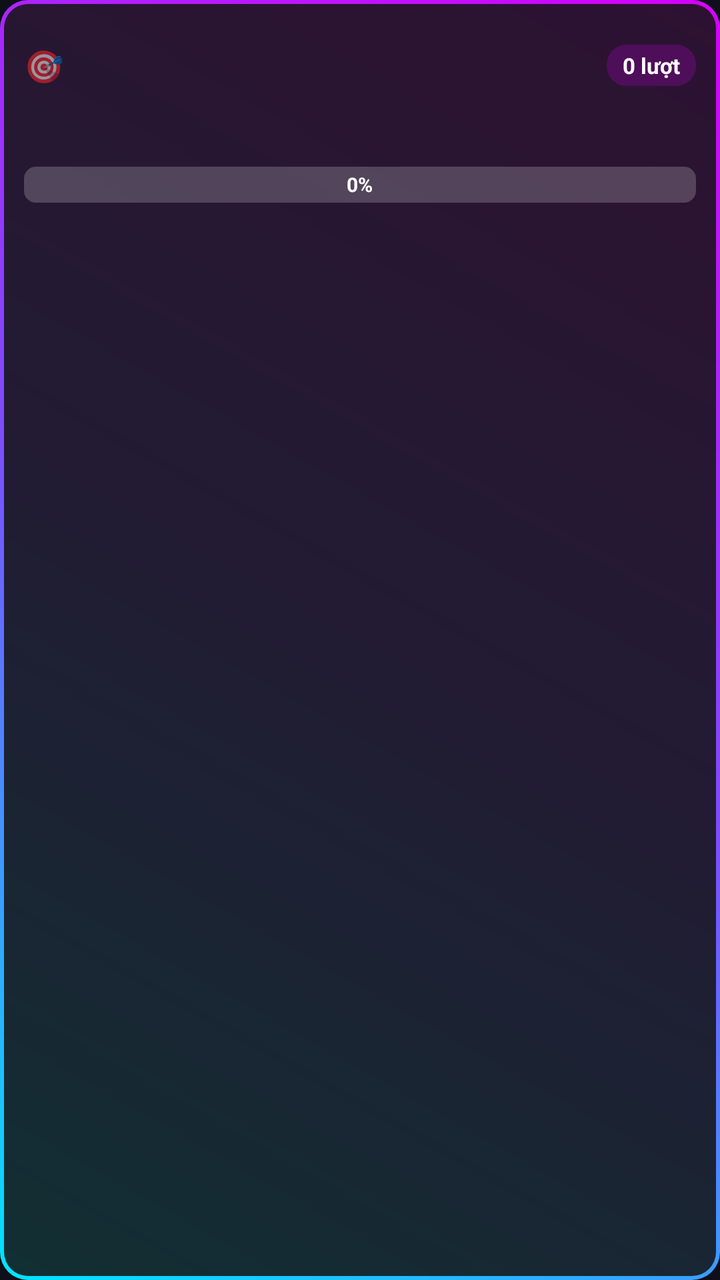
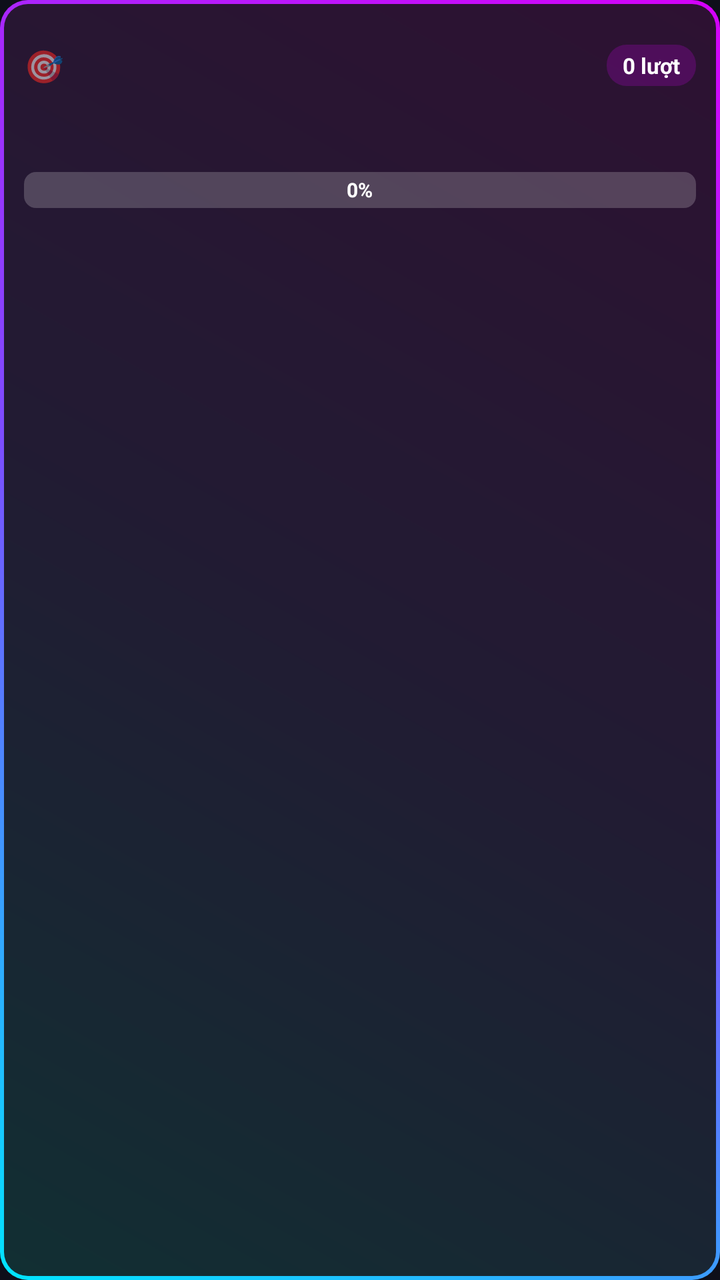

The first picture is an Android layout as it rendered before a commit; the second is the same layout after the commit. The layout source and the unified diff follow.
<!-- AndroidManifest.xml: application theme Theme.DonateFloat -->
<!-- res/layout/floating_goal.xml -->
<FrameLayout xmlns:android="http://schemas.android.com/apk/res/android"
    android:layout_width="wrap_content"
    android:layout_height="wrap_content">

    <LinearLayout
        android:layout_width="match_parent"
        android:layout_height="match_parent"
        android:orientation="vertical"
        android:background="@drawable/bg_goal_card"
        android:padding="12dp">

        <View
            android:id="@+id/dragHandleGoal"
            android:layout_width="match_parent"
            android:layout_height="10dp" />

        <LinearLayout
            android:id="@+id/goalContentArea"
            android:layout_width="match_parent"
            android:layout_height="wrap_content"
            android:orientation="vertical">

        <LinearLayout
            android:layout_width="match_parent"
            android:layout_height="wrap_content"
            android:orientation="horizontal"
            android:gravity="center_vertical">

            <TextView
                android:layout_width="wrap_content"
                android:layout_height="wrap_content"
                android:text="🎯"
                android:textSize="16sp"
                android:paddingEnd="6dp" />

            <TextView
                android:id="@+id/goalTitleView"
                android:layout_width="0dp"
                android:layout_height="wrap_content"
                android:layout_weight="1"
                android:textColor="#FFFFFF"
                android:textStyle="bold"
                android:textSize="14sp" />

            <TextView
                android:id="@+id/goalCountBadge"
                android:layout_width="wrap_content"
                android:layout_height="wrap_content"
                android:background="@drawable/bg_percent_badge"
                android:paddingStart="8dp"
                android:paddingEnd="8dp"
                android:paddingTop="3dp"
                android:paddingBottom="3dp"
                android:textColor="#FFFFFF"
                android:textStyle="bold"
                android:textSize="11sp"
                android:text="0 lượt" />
        </LinearLayout>

        <TextView
            android:id="@+id/goalCurrentView"
            android:layout_width="match_parent"
            android:layout_height="wrap_content"
            android:layout_marginTop="10dp"
            android:textColor="#00E5FF"
            android:textStyle="bold"
            android:textSize="16sp" />

        <FrameLayout
            android:layout_width="match_parent"
            android:layout_height="wrap_content"
            android:layout_marginTop="8dp">

            <ProgressBar
                android:id="@+id/goalProgressBar"
                style="?android:attr/progressBarStyleHorizontal"
                android:layout_width="match_parent"
                android:layout_height="18dp"
                android:progressDrawable="@drawable/progress_gradient"
                android:max="1000"
                android:progress="0" />

            <TextView
                android:id="@+id/goalPercentInBar"
                android:layout_width="wrap_content"
                android:layout_height="18dp"
                android:layout_gravity="center"
                android:gravity="center"
                android:textColor="#FFFFFF"
                android:textStyle="bold"
                android:textSize="10sp"
                android:text="0%" />
        </FrameLayout>

        <TextView
            android:id="@+id/goalSubtitleView"
            android:layout_width="match_parent"
            android:layout_height="wrap_content"
            android:layout_marginTop="8dp"
            android:textColor="#AAAAAA"
            android:textSize="11sp" />

        </LinearLayout>

    </LinearLayout>

    <View android:id="@+id/resizeGoalTL" android:layout_width="22dp" android:layout_height="22dp" android:layout_gravity="top|start" />
    <View android:id="@+id/resizeGoalTR" android:layout_width="22dp" android:layout_height="22dp" android:layout_gravity="top|end" />
    <View android:id="@+id/resizeGoalBL" android:layout_width="22dp" android:layout_height="22dp" android:layout_gravity="bottom|start" />
    <View android:id="@+id/resizeGoalBR" android:layout_width="22dp" android:layout_height="22dp" android:layout_gravity="bottom|end" />

</FrameLayout>
<!-- resources referenced by this layout -->
<resources>
  <!-- drawable bg_goal_card (drawable) -->
  <layer-list xmlns:android="http://schemas.android.com/apk/res/android">
      <item>
          <shape android:shape="rectangle">
              <corners android:radius="14dp" />
              <gradient
                  android:type="linear"
                  android:angle="45"
                  android:startColor="#00E5FF"
                  android:centerColor="#7C4DFF"
                  android:endColor="#D500F9" />
          </shape>
      </item>
      <item
          android:top="2dp"
          android:left="2dp"
          android:right="2dp"
          android:bottom="2dp">
          <shape android:shape="rectangle">
              <corners android:radius="12dp" />
              <solid android:color="#DD141414" />
          </shape>
      </item>
  </layer-list>
  <!-- drawable bg_percent_badge (drawable) -->
  <shape xmlns:android="http://schemas.android.com/apk/res/android" android:shape="rectangle">
      <solid android:color="#33D500F9" />
      <corners android:radius="10dp" />
  </shape>
  <!-- drawable progress_gradient (drawable) -->
  <layer-list xmlns:android="http://schemas.android.com/apk/res/android">
      <item android:id="@android:id/background">
          <shape>
              <corners android:radius="6dp" />
              <solid android:color="#33FFFFFF" />
          </shape>
      </item>
      <item android:id="@android:id/progress">
          <clip>
              <shape>
                  <corners android:radius="6dp" />
                  <gradient android:startColor="#00E5FF" android:endColor="#D500F9" android:angle="0" />
              </shape>
          </clip>
      </item>
  </layer-list>
  <style name="Theme.DonateFloat" parent="Theme.MaterialComponents.DayNight.NoActionBar">
          <item name="colorPrimary">@color/accent_primary</item>
          <item name="colorPrimaryDark">@color/accent_primary_dark</item>
          <item name="colorAccent">@color/accent_cyan</item>
          <item name="android:windowBackground">@color/bg_root</item>
          <item name="android:statusBarColor">@color/bg_root</item>
          <item name="android:textColorPrimary">@color/text_primary</item>
      </style>
  <color name="accent_primary">#7C4DFF</color>
  <color name="accent_primary_dark">#5B2EE8</color>
  <color name="accent_cyan">#00E5FF</color>
  <color name="bg_root">#0E0F1A</color>
  <color name="text_primary">#F5F6FA</color>
</resources>

<!-- the commit's change to res/layout/floating_goal.xml (unified diff, before → after) -->
@@ -57,14 +57,30 @@
                 android:text="0 lượt" />
         </LinearLayout>
 
-        <TextView
-            android:id="@+id/goalCurrentView"
+        <LinearLayout
             android:layout_width="match_parent"
             android:layout_height="wrap_content"
             android:layout_marginTop="10dp"
-            android:textColor="#00E5FF"
-            android:textStyle="bold"
-            android:textSize="16sp" />
+            android:orientation="horizontal">
+
+            <TextView
+                android:id="@+id/goalCurrentView"
+                android:layout_width="0dp"
+                android:layout_height="wrap_content"
+                android:layout_weight="1"
+                android:textColor="#00E5FF"
+                android:textStyle="bold"
+                android:textSize="18sp" />
+
+            <TextView
+                android:id="@+id/goalTargetView"
+                android:layout_width="0dp"
+                android:layout_height="wrap_content"
+                android:layout_weight="1"
+                android:gravity="end|bottom"
+                android:textColor="#999999"
+                android:textSize="12sp" />
+        </LinearLayout>
 
         <FrameLayout
             android:layout_width="match_parent"
